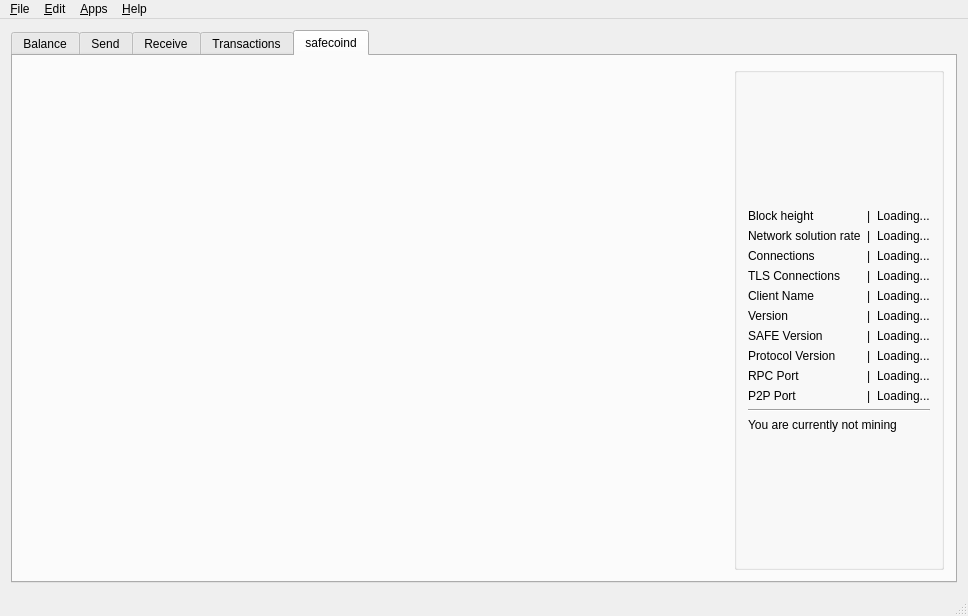
First picture: the form in src/mainwindow.ui, repository ZcashFoundation/zecwallet, before the edit.
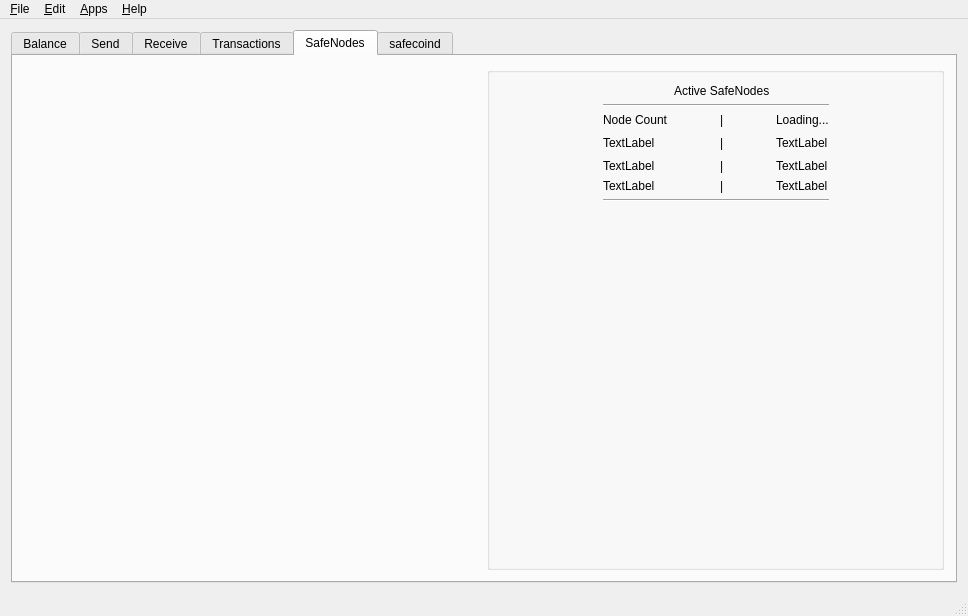
Second picture: the form after the edit. The open tabs and pages were chosen to show the change. Icons and pictures are not drawn. Custom widgets are drawn as their Qt base class.

What changed in the file:
```diff
--- a/src/mainwindow.ui
+++ b/src/mainwindow.ui
@@ -943,6 +943,186 @@
        </layout>
       </widget>
       <widget class="QWidget" name="tab_5">
+       <attribute name="title">
+        <string>SafeNodes</string>
+       </attribute>
+       <layout class="QVBoxLayout" name="verticalLayout_11">
+        <item>
+         <layout class="QHBoxLayout" name="horizontalLayout_15">
+          <item>
+           <widget class="FilledIconLabel" name="safenodelogo">
+            <property name="sizePolicy">
+             <sizepolicy hsizetype="Expanding" vsizetype="Expanding">
+              <horstretch>0</horstretch>
+              <verstretch>0</verstretch>
+             </sizepolicy>
+            </property>
+            <property name="text">
+             <string/>
+            </property>
+            <property name="scaledContents">
+             <bool>false</bool>
+            </property>
+           </widget>
+          </item>
+          <item>
+           <widget class="QGroupBox" name="groupBox_5">
+            <property name="title">
+             <string/>
+            </property>
+            <layout class="QGridLayout" name="gridLayout_5">
+             <item row="3" column="2" alignment="Qt::AlignHCenter">
+              <widget class="QLabel" name="label_9">
+               <property name="text">
+                <string>|</string>
+               </property>
+              </widget>
+             </item>
+             <item row="5" column="2" alignment="Qt::AlignHCenter">
+              <widget class="QLabel" name="tls_connectionspacer">
+               <property name="text">
+                <string>|</string>
+               </property>
+              </widget>
+             </item>
+             <item row="2" column="2" alignment="Qt::AlignHCenter">
+              <widget class="QLabel" name="label_13">
+               <property name="text">
+                <string>|</string>
+               </property>
+              </widget>
+             </item>
+             <item row="4" column="2" alignment="Qt::AlignHCenter">
+              <widget class="QLabel" name="label_11">
+               <property name="text">
+                <string>|</string>
+               </property>
+              </widget>
+             </item>
+             <item row="7" column="1" colspan="3">
+              <widget class="Line" name="line_2">
+               <property name="orientation">
+                <enum>Qt::Horizontal</enum>
+               </property>
+              </widget>
+             </item>
+             <item row="5" column="3">
+              <widget class="QLabel" name="label_24">
+               <property name="text">
+                <string>TextLabel</string>
+               </property>
+              </widget>
+             </item>
+             <item row="3" column="3">
+              <widget class="QLabel" name="label_22">
+               <property name="text">
+                <string>TextLabel</string>
+               </property>
+              </widget>
+             </item>
+             <item row="4" column="3">
+              <widget class="QLabel" name="label_23">
+               <property name="text">
+                <string>TextLabel</string>
+               </property>
+              </widget>
+             </item>
+             <item row="2" column="1">
+              <widget class="QLabel" name="node_countlabel">
+               <property name="text">
+                <string>Node Count</string>
+               </property>
+              </widget>
+             </item>
+             <item row="0" column="2">
+              <widget class="QLabel" name="label_15">
+               <property name="text">
+                <string>Active SafeNodes</string>
+               </property>
+              </widget>
+             </item>
+             <item row="3" column="1">
+              <widget class="QLabel" name="label_18">
+               <property name="text">
+                <string>TextLabel</string>
+               </property>
+              </widget>
+             </item>
+             <item row="2" column="3">
+              <widget class="QLabel" name="node_count">
+               <property name="text">
+                <string>Loading...</string>
+               </property>
+              </widget>
+             </item>
+             <item row="4" column="1">
+              <widget class="QLabel" name="label_19">
+               <property name="text">
+                <string>TextLabel</string>
+               </property>
+              </widget>
+             </item>
+             <item row="5" column="1">
+              <widget class="QLabel" name="label_20">
+               <property name="text">
+                <string>TextLabel</string>
+               </property>
+              </widget>
+             </item>
+             <item row="1" column="1" colspan="3">
+              <widget class="Line" name="line_3">
+               <property name="orientation">
+                <enum>Qt::Horizontal</enum>
+               </property>
+              </widget>
+             </item>
+             <item row="3" column="0">
+              <spacer name="horizontalSpacer_8">
+               <property name="orientation">
+                <enum>Qt::Horizontal</enum>
+               </property>
+               <property name="sizeHint" stdset="0">
+                <size>
+                 <width>20</width>
+                 <height>20</height>
+                </size>
+               </property>
+              </spacer>
+             </item>
+             <item row="3" column="4">
+              <spacer name="horizontalSpacer_9">
+               <property name="orientation">
+                <enum>Qt::Horizontal</enum>
+               </property>
+               <property name="sizeHint" stdset="0">
+                <size>
+                 <width>40</width>
+                 <height>20</height>
+                </size>
+               </property>
+              </spacer>
+             </item>
+             <item row="8" column="2">
+              <spacer name="verticalSpacer_4">
+               <property name="orientation">
+                <enum>Qt::Vertical</enum>
+               </property>
+               <property name="sizeHint" stdset="0">
+                <size>
+                 <width>20</width>
+                 <height>40</height>
+                </size>
+               </property>
+              </spacer>
+             </item>
+            </layout>
+           </widget>
+          </item>
+         </layout>
+        </item>
+       </layout>
+      </widget>
+      <widget class="QWidget" name="tab_6">
        <attribute name="title">
         <string>safecoind</string>
        </attribute>
```
Left out of the diff: 2 changed lines with no effect on the pictures.
